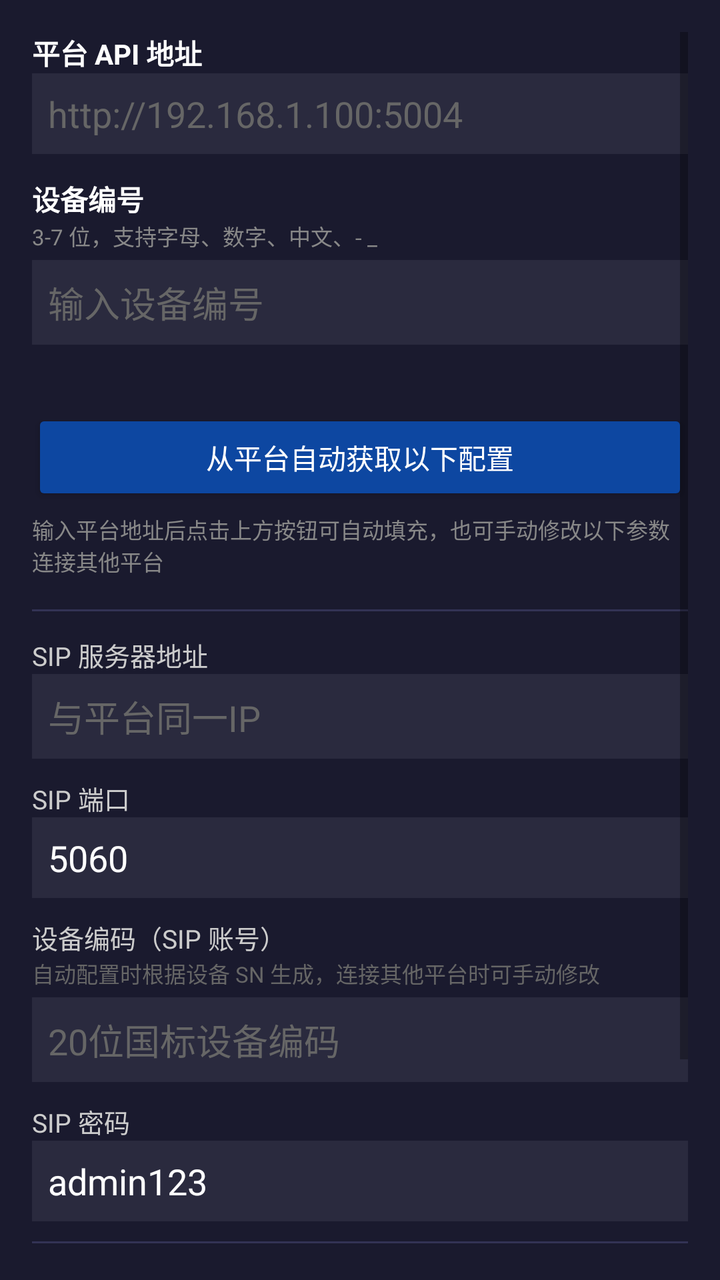
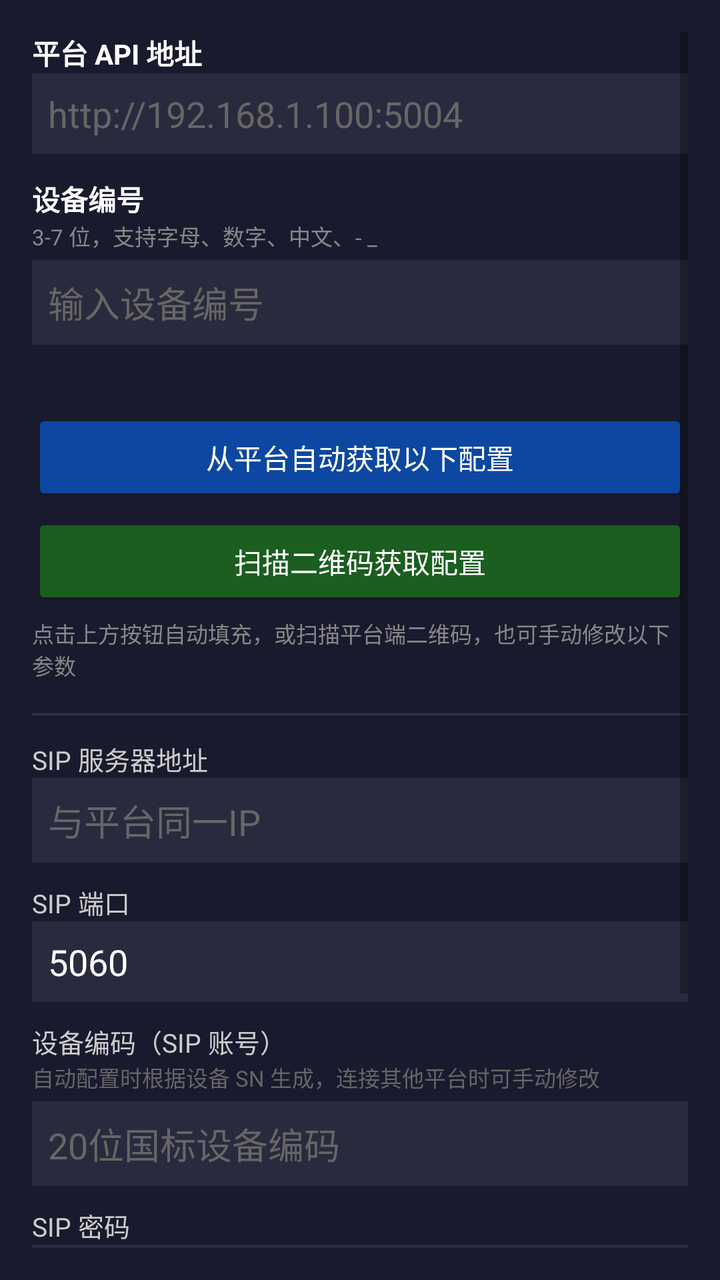

An Android layout rendered at two revisions. The XML below is the earlier revision; the diff shows what the commit changed to produce the second picture.
<!-- AndroidManifest.xml: application theme Theme.EnforcementApp -->
<!-- res/layout/fragment_settings_server.xml -->
<?xml version="1.0" encoding="utf-8"?>
<ScrollView xmlns:android="http://schemas.android.com/apk/res/android"
    android:layout_width="match_parent"
    android:layout_height="match_parent"
    android:background="#1A1A2E"
    android:padding="16dp">
    <LinearLayout
        android:layout_width="match_parent"
        android:layout_height="wrap_content"
        android:orientation="vertical">

        
        <TextView android:text="平台 API 地址" android:textColor="#FFFFFF" android:textSize="14sp"
            android:textStyle="bold" android:layout_width="wrap_content" android:layout_height="wrap_content" />
        <EditText android:id="@+id/etApiUrl" android:layout_width="match_parent" android:layout_height="wrap_content"
            android:hint="http://192.168.1.100:5004" android:textColor="#FFFFFF" android:textColorHint="#666666"
            android:background="#2A2A3E" android:padding="8dp" android:layout_marginBottom="12dp"
            android:inputType="textUri" />

        
        <TextView android:text="设备编号" android:textColor="#FFFFFF" android:textSize="14sp"
            android:textStyle="bold" android:layout_width="wrap_content" android:layout_height="wrap_content" />
        <TextView android:text="3-7 位，支持字母、数字、中文、- _"
            android:textColor="#888888" android:textSize="11sp"
            android:layout_width="wrap_content" android:layout_height="wrap_content"
            android:layout_marginBottom="4dp" />
        <EditText android:id="@+id/etCustomCode" android:layout_width="match_parent" android:layout_height="wrap_content"
            android:hint="输入设备编号" android:maxLength="7" android:textColor="#FFFFFF" android:textColorHint="#666666"
            android:background="#2A2A3E" android:padding="8dp" android:layout_marginBottom="4dp" />
        <TextView android:id="@+id/tvCodeStatus" android:layout_width="wrap_content" android:layout_height="wrap_content"
            android:textSize="12sp" android:textColor="#888888" android:text=""
            android:layout_marginBottom="12dp" />

        <Button android:id="@+id/btnAutoConfig"
            android:layout_width="match_parent" android:layout_height="wrap_content"
            android:text="从平台自动获取以下配置" android:backgroundTint="#0D47A1" android:textColor="#FFFFFF"
            android:layout_marginBottom="4dp" />
        <TextView android:text="输入平台地址后点击上方按钮可自动填充，也可手动修改以下参数连接其他平台"
            android:textColor="#888888" android:textSize="11sp"
            android:layout_width="wrap_content" android:layout_height="wrap_content"
            android:layout_marginBottom="16dp" />

        
        <View android:layout_width="match_parent" android:layout_height="1dp"
            android:background="#333355" android:layout_marginBottom="12dp" />

        
        <TextView android:text="SIP 服务器地址" android:textColor="#CCCCCC" android:textSize="13sp"
            android:layout_width="wrap_content" android:layout_height="wrap_content" />
        <EditText android:id="@+id/etSipServer" android:layout_width="match_parent" android:layout_height="wrap_content"
            android:hint="与平台同一IP" android:textColor="#FFFFFF" android:textColorHint="#666666"
            android:background="#2A2A3E" android:padding="8dp" android:layout_marginBottom="10dp" />

        
        <TextView android:text="SIP 端口" android:textColor="#CCCCCC" android:textSize="13sp"
            android:layout_width="wrap_content" android:layout_height="wrap_content" />
        <EditText android:id="@+id/etSipPort" android:layout_width="match_parent" android:layout_height="wrap_content"
            android:text="5060" android:inputType="number" android:textColor="#FFFFFF" android:textColorHint="#666666"
            android:background="#2A2A3E" android:padding="8dp" android:layout_marginBottom="10dp" />

        
        <TextView android:text="设备编码（SIP 账号）" android:textColor="#CCCCCC" android:textSize="13sp"
            android:layout_width="wrap_content" android:layout_height="wrap_content" />
        <TextView android:text="自动配置时根据设备 SN 生成，连接其他平台时可手动修改"
            android:textColor="#666666" android:textSize="11sp"
            android:layout_width="wrap_content" android:layout_height="wrap_content"
            android:layout_marginBottom="4dp" />
        <EditText android:id="@+id/etSipUsername" android:layout_width="match_parent" android:layout_height="wrap_content"
            android:hint="20位国标设备编码" android:textColor="#FFFFFF" android:textColorHint="#666666"
            android:background="#2A2A3E" android:padding="8dp" android:layout_marginBottom="10dp" />

        
        <TextView android:text="SIP 密码" android:textColor="#CCCCCC" android:textSize="13sp"
            android:layout_width="wrap_content" android:layout_height="wrap_content" />
        <EditText android:id="@+id/etSipPassword" android:layout_width="match_parent" android:layout_height="wrap_content"
            android:text="admin123" android:inputType="textVisiblePassword" android:textColor="#FFFFFF" android:textColorHint="#666666"
            android:background="#2A2A3E" android:padding="8dp" android:layout_marginBottom="10dp" />

        
        <View android:layout_width="match_parent" android:layout_height="1dp"
            android:background="#333355" android:layout_marginBottom="12dp" />

        
        <TextView android:text="日志上传间隔（秒）" android:textColor="#CCCCCC" android:textSize="13sp"
            android:layout_width="wrap_content" android:layout_height="wrap_content" />
        <EditText android:id="@+id/etLogInterval" android:layout_width="match_parent" android:layout_height="wrap_content"
            android:text="60" android:inputType="number" android:textColor="#FFFFFF" android:textColorHint="#666666"
            android:background="#2A2A3E" android:padding="8dp" android:layout_marginBottom="16dp" />

        <Button android:id="@+id/btnSave"
            android:layout_width="match_parent" android:layout_height="wrap_content"
            android:text="保存" android:backgroundTint="#1A237E" android:textColor="#FFFFFF" />
    </LinearLayout>
</ScrollView>
<!-- resources referenced by this layout -->
<resources>
  <style name="Theme.EnforcementApp" parent="Theme.MaterialComponents.DayNight.NoActionBar">
          <item name="colorPrimary">#1A237E</item>
          <item name="colorPrimaryVariant">#0D47A1</item>
          <item name="colorOnPrimary">#FFFFFF</item>
          <item name="colorSecondary">#2196F3</item>
          <item name="android:windowBackground">#000000</item>
      </style>
</resources>

<!-- the commit's change to res/layout/fragment_settings_server.xml (unified diff, before → after) -->
@@ -35,7 +35,11 @@
             android:layout_width="match_parent" android:layout_height="wrap_content"
             android:text="从平台自动获取以下配置" android:backgroundTint="#0D47A1" android:textColor="#FFFFFF"
             android:layout_marginBottom="4dp" />
-        <TextView android:text="输入平台地址后点击上方按钮可自动填充，也可手动修改以下参数连接其他平台"
+        <Button android:id="@+id/btnScanQr"
+            android:layout_width="match_parent" android:layout_height="wrap_content"
+            android:text="扫描二维码获取配置" android:backgroundTint="#1B5E20" android:textColor="#FFFFFF"
+            android:layout_marginBottom="4dp" />
+        <TextView android:text="点击上方按钮自动填充，或扫描平台端二维码，也可手动修改以下参数"
             android:textColor="#888888" android:textSize="11sp"
             android:layout_width="wrap_content" android:layout_height="wrap_content"
             android:layout_marginBottom="16dp" />
